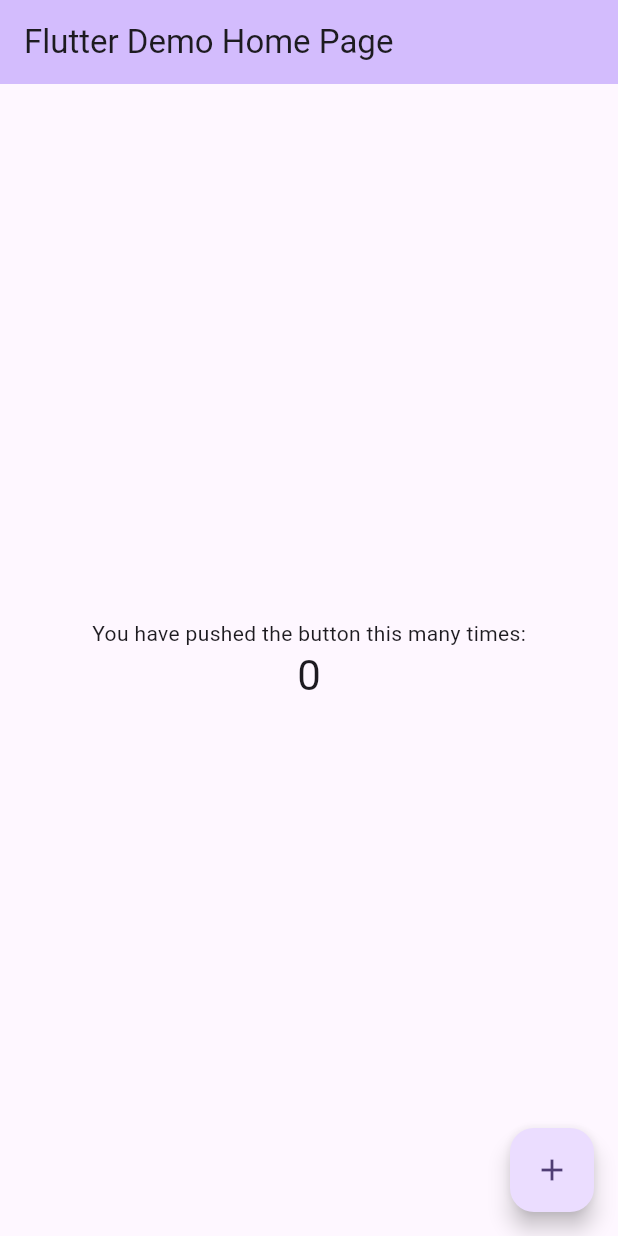
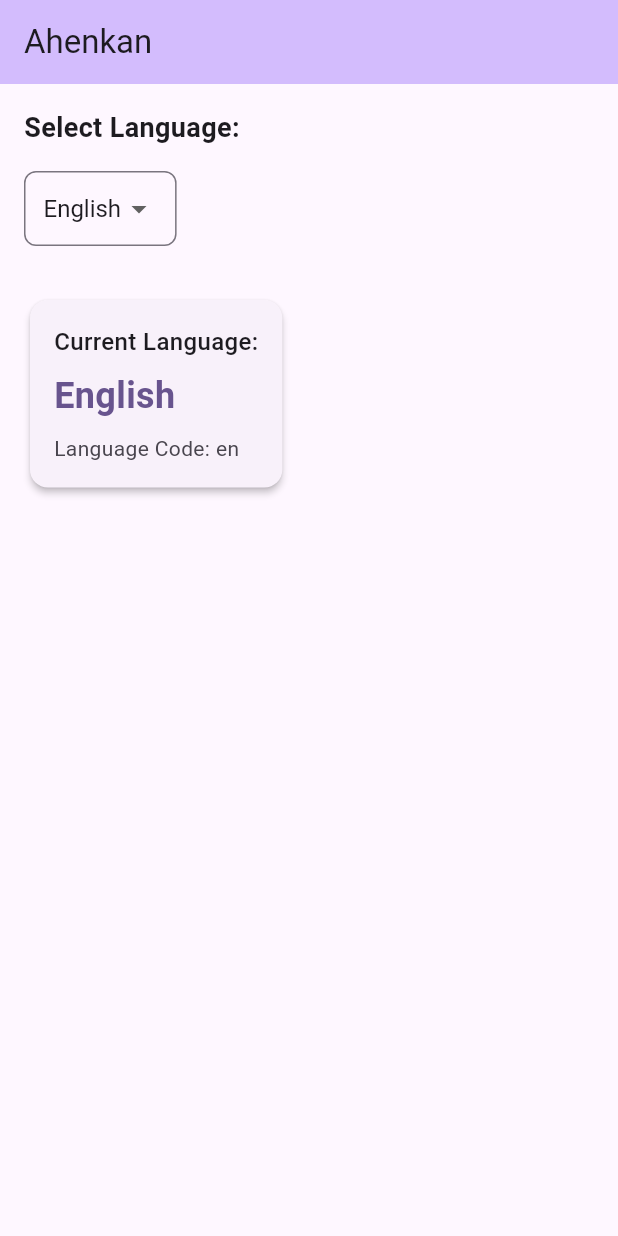
Before and after one commit to thatguynapster/ahenkan-usl-hackathon, a Flutter app: the screen it shows after launch, on a phone screen of 412 x 824 dp. Run offline on Flutter 3.47's test engine with Material 3 defaults, Android fonts, the phone set to English and light mode, and no system bars; our stand-ins replace equatable, flutter_bloc, get_it, shared_preferences.

Commit message:
feat(ui): Implement  language selector widget and demo screen
- Add DemoScreen as the initial app entry point
- Implement LanguageSelectorWidget for language selection
- Update main.dart to use DemoScreen instead of default Flutter template
- Register LanguageManagerBloc in dependency injection container
- Simplify app theme and initial configuration

```diff
--- a/lib/core/di/injection_container.dart
+++ b/lib/core/di/injection_container.dart
@@ -2,6 +2,7 @@ import 'package:get_it/get_it.dart';
 import 'package:shared_preferences/shared_preferences.dart';
 import '../../data/repositories/storage_repository_impl.dart';
 import '../../domain/repositories/storage_repository.dart';
+import '../../presentation/bloc/language_manager/language_manager_bloc.dart';
 
 /// Global service locator instance
 final sl = GetIt.instance;
@@ -41,10 +42,7 @@ Future<void> initializeDependencies() async {
 
   // ========== BLoCs ==========
   // Register BLoC instances as factories (new instance each time)
-  // Example:
-  // sl.registerFactory(
-  //   () => LanguageManagerBloc(storageRepository: sl()),
-  // );
+  sl.registerFactory(() => LanguageManagerBloc(storageRepository: sl()));
   // sl.registerFactory(
   //   () => SignLanguageInterpreterBloc(
   //     videoRecordingService: sl(),
--- a/lib/main.dart
+++ b/lib/main.dart
@@ -1,5 +1,6 @@
 import 'package:flutter/material.dart';
 import 'core/di/injection_container.dart' as di;
+import 'presentation/pages/demo_screen.dart';
 
 void main() async {
   // Ensure Flutter binding is initialized
@@ -14,116 +15,15 @@ void main() async {
 class MyApp extends StatelessWidget {
   const MyApp({super.key});
 
-  // This widget is the root of your application.
   @override
   Widget build(BuildContext context) {
     return MaterialApp(
-      title: 'Flutter Demo',
+      title: 'Ahenkan',
       theme: ThemeData(
-        // This is the theme of your application.
-        //
-        // TRY THIS: Try running your application with "flutter run". You'll see
-        // the application has a purple toolbar. Then, without quitting the app,
-        // try changing the seedColor in the colorScheme below to Colors.green
-        // and then invoke "hot reload" (save your changes or press the "hot
-        // reload" button in a Flutter-supported IDE, or press "r" if you used
-        // the command line to start the app).
-        //
-        // Notice that the counter didn't reset back to zero; the application
-        // state is not lost during the reload. To reset the state, use hot
-        // restart instead.
-        //
-        // This works for code too, not just values: Most code changes can be
-        // tested with just a hot reload.
         colorScheme: ColorScheme.fromSeed(seedColor: Colors.deepPurple),
+        useMaterial3: true,
       ),
-      home: const MyHomePage(title: 'Flutter Demo Home Page'),
+      home: const DemoScreen(),
     );
   }
 }
-
-class MyHomePage extends StatefulWidget {
-  const MyHomePage({super.key, required this.title});
-
-  // This widget is the home page of your application. It is stateful, meaning
-  // that it has a State object (defined below) that contains fields that affect
-  // how it looks.
-
-  // This class is the configuration for the state. It holds the values (in this
-  // case the title) provided by the parent (in this case the App widget) and
-  // used by the build method of the State. Fields in a Widget subclass are
-  // always marked "final".
-
-  final String title;
-
-  @override
-  State<MyHomePage> createState() => _MyHomePageState();
-}
-
-class _MyHomePageState extends State<MyHomePage> {
-  int _counter = 0;
-
-  void _incrementCounter() {
-    setState(() {
-      // This call to setState tells the Flutter framework that something has
-      // changed in this State, which causes it to rerun the build method below
-      // so that the display can reflect the updated values. If we changed
-      // _counter without calling setState(), then the build method would not be
-      // called again, and so nothing would appear to happen.
-      _counter++;
-    });
-  }
-
-  @override
-  Widget build(BuildContext context) {
-    // This method is rerun every time setState is called, for instance as done
-    // by the _incrementCounter method above.
-    //
-    // The Flutter framework has been optimized to make rerunning build methods
-    // fast, so that you can just rebuild anything that needs updating rather
-    // than having to individually change instances of widgets.
-    return Scaffold(
-      appBar: AppBar(
-        // TRY THIS: Try changing the color here to a specific color (to
-        // Colors.amber, perhaps?) and trigger a hot reload to see the AppBar
-        // change color while the other colors stay the same.
-        backgroundColor: Theme.of(context).colorScheme.inversePrimary,
-        // Here we take the value from the MyHomePage object that was created by
-        // the App.build method, and use it to set our appbar title.
-        title: Text(widget.title),
-      ),
-      body: Center(
-        // Center is a layout widget. It takes a single child and positions it
-        // in the middle of the parent.
-        child: Column(
-          // Column is also a layout widget. It takes a list of children and
-          // arranges them vertically. By default, it sizes itself to fit its
-          // children horizontally, and tries to be as tall as its parent.
-          //
-          // Column has various properties to control how it sizes itself and
-          // how it positions its children. Here we use mainAxisAlignment to
-          // center the children vertically; the main axis here is the vertical
-          // axis because Columns are vertical (the cross axis would be
-          // horizontal).
-          //
-          // TRY THIS: Invoke "debug painting" (choose the "Toggle Debug Paint"
-          // action in the IDE, or press "p" in the console), to see the
-          // wireframe for each widget.
-          mainAxisAlignment: MainAxisAlignment.center,
-          children: <Widget>[
-            const Text('You have pushed the button this many times:'),
-            Text(
-              '$_counter',
-              style: Theme.of(context).textTheme.headlineMedium,
-            ),
-          ],
-        ),
-      ),
-      floatingActionButton: FloatingActionButton(
-        onPressed: _incrementCounter,
-        tooltip: 'Increment',
-        child: const Icon(Icons.add),
-      ), // This trailing comma makes auto-formatting nicer for build methods.
-    );
-  }
-}
--- /dev/null
+++ b/lib/presentation/pages/demo_screen.dart
@@ -0,0 +1,86 @@
+import 'package:flutter/material.dart';
+import 'package:flutter_bloc/flutter_bloc.dart';
+import '../../core/di/injection_container.dart';
+import '../../core/utils/enums.dart';
+import '../bloc/language_manager/language_manager_bloc.dart';
+import '../bloc/language_manager/language_manager_event.dart';
+import '../bloc/language_manager/language_manager_state.dart';
+import '../widgets/language_selector_widget.dart';
+
+/// Demo screen to showcase the LanguageSelectorWidget
+class DemoScreen extends StatelessWidget {
+  const DemoScreen({super.key});
+
+  @override
+  Widget build(BuildContext context) {
+    return BlocProvider(
+      create: (context) =>
+          sl<LanguageManagerBloc>()..add(const LoadSavedLanguage()),
+      child: Scaffold(
+        appBar: AppBar(
+          title: const Text('Ahenkan'),
+          backgroundColor: Theme.of(context).colorScheme.inversePrimary,
+        ),
+        body: Padding(
+          padding: const EdgeInsets.all(16.0),
+          child: Column(
+            crossAxisAlignment: CrossAxisAlignment.start,
+            children: [
+              const Text(
+                'Select Language:',
+                style: TextStyle(fontSize: 18.0, fontWeight: FontWeight.bold),
+              ),
+              const SizedBox(height: 16.0),
+              const LanguageSelectorWidget(),
+              const SizedBox(height: 32.0),
+              BlocBuilder<LanguageManagerBloc, LanguageManagerState>(
+                builder: (context, state) {
+                  if (state is LanguageSelected) {
+                    return Card(
+                      elevation: 2.0,
+                      child: Padding(
+                        padding: const EdgeInsets.all(16.0),
+                        child: Column(
+                          crossAxisAlignment: CrossAxisAlignment.start,
+                          children: [
+                            const Text(
+                              'Current Language:',
+                              style: TextStyle(
+                                fontSize: 16.0,
+                                fontWeight: FontWeight.w500,
+                              ),
+                            ),
+                            const SizedBox(height: 8.0),
+                            Text(
+                              state.language.displayName,
+                              style: TextStyle(
+                                fontSize: 24.0,
+                                fontWeight: FontWeight.bold,
+                                color: Theme.of(context).colorScheme.primary,
+                              ),
+                            ),
+                            const SizedBox(height: 8.0),
+                            Text(
+                              'Language Code: ${state.language.code}',
+                              style: TextStyle(
+                                fontSize: 14.0,
+                                color: Theme.of(
+                                  context,
+                                ).colorScheme.onSurfaceVariant,
+                              ),
+                            ),
+                          ],
+                        ),
+                      ),
+                    );
+                  }
+                  return const SizedBox.shrink();
+                },
+              ),
+            ],
+          ),
+        ),
+      ),
+    );
+  }
+}
--- /dev/null
+++ b/lib/presentation/widgets/language_selector_widget.dart
@@ -0,0 +1,98 @@
+import 'package:flutter/material.dart';
+import 'package:flutter_bloc/flutter_bloc.dart';
+import '../../core/utils/enums.dart';
+import '../bloc/language_manager/language_manager_bloc.dart';
+import '../bloc/language_manager/language_manager_event.dart';
+import '../bloc/language_manager/language_manager_state.dart';
+
+/// A dropdown widget for selecting the application language
+///
+/// This widget displays a dropdown menu with all available languages
+/// and connects to the LanguageManagerBloc to persist the selection.
+class LanguageSelectorWidget extends StatelessWidget {
+  const LanguageSelectorWidget({super.key});
+
+  @override
+  Widget build(BuildContext context) {
+    return BlocBuilder<LanguageManagerBloc, LanguageManagerState>(
+      builder: (context, state) {
+        final currentLanguage = state is LanguageSelected
+            ? state.language
+            : Language.english;
+
+        return Container(
+          padding: const EdgeInsets.symmetric(horizontal: 12.0),
+          decoration: BoxDecoration(
+            border: Border.all(
+              color: Theme.of(context).colorScheme.outline,
+              width: 1.0,
+            ),
+            borderRadius: BorderRadius.circular(8.0),
+          ),
+          child: DropdownButtonHideUnderline(
+            child: DropdownButton<Language>(
+              value: currentLanguage,
+              icon: const Icon(Icons.arrow_drop_down),
+              elevation: 16,
+              style: TextStyle(
+                color: Theme.of(context).colorScheme.onSurface,
+                fontSize: 16.0,
+              ),
+              onChanged: (Language? newLanguage) {
+                if (newLanguage != null) {
+                  context.read<LanguageManagerBloc>().add(
+                    SelectLanguage(newLanguage),
+                  );
+                }
+              },
+              selectedItemBuilder: (BuildContext context) {
+                return Language.values.map<Widget>((Language language) {
+                  return Container(
+                    alignment: Alignment.center,
+                    child: Text(
+                      language.displayName,
+                      style: TextStyle(
+                        color: Theme.of(context).colorScheme.onSurface,
+                        fontSize: 16.0,
+                      ),
+                    ),
+                  );
+                }).toList();
+              },
+              items: Language.values.map<DropdownMenuItem<Language>>((
+                Language language,
+              ) {
+                final isSelected = language == currentLanguage;
+
+                return DropdownMenuItem<Language>(
+                  value: language,
+                  child: Row(
+                    mainAxisSize: MainAxisSize.min,
+                    children: [
+                      Text(
+                        language.displayName,
+                        style: TextStyle(
+                          fontWeight: isSelected
+                              ? FontWeight.bold
+                              : FontWeight.normal,
+                        ),
+                      ),
+                      if (isSelected) ...[
+                        const SizedBox(width: 8.0),
+                        Icon(
+                          Icons.check,
+                          size: 20.0,
+                          color: Theme.of(context).colorScheme.primary,
+                        ),
+                      ],
+                    ],
+                  ),
+                );
+              }).toList(),
+            ),
+          ),
+        );
+      },
+    );
+  }
+}
```
Also changed, not shown: 2 other files.
